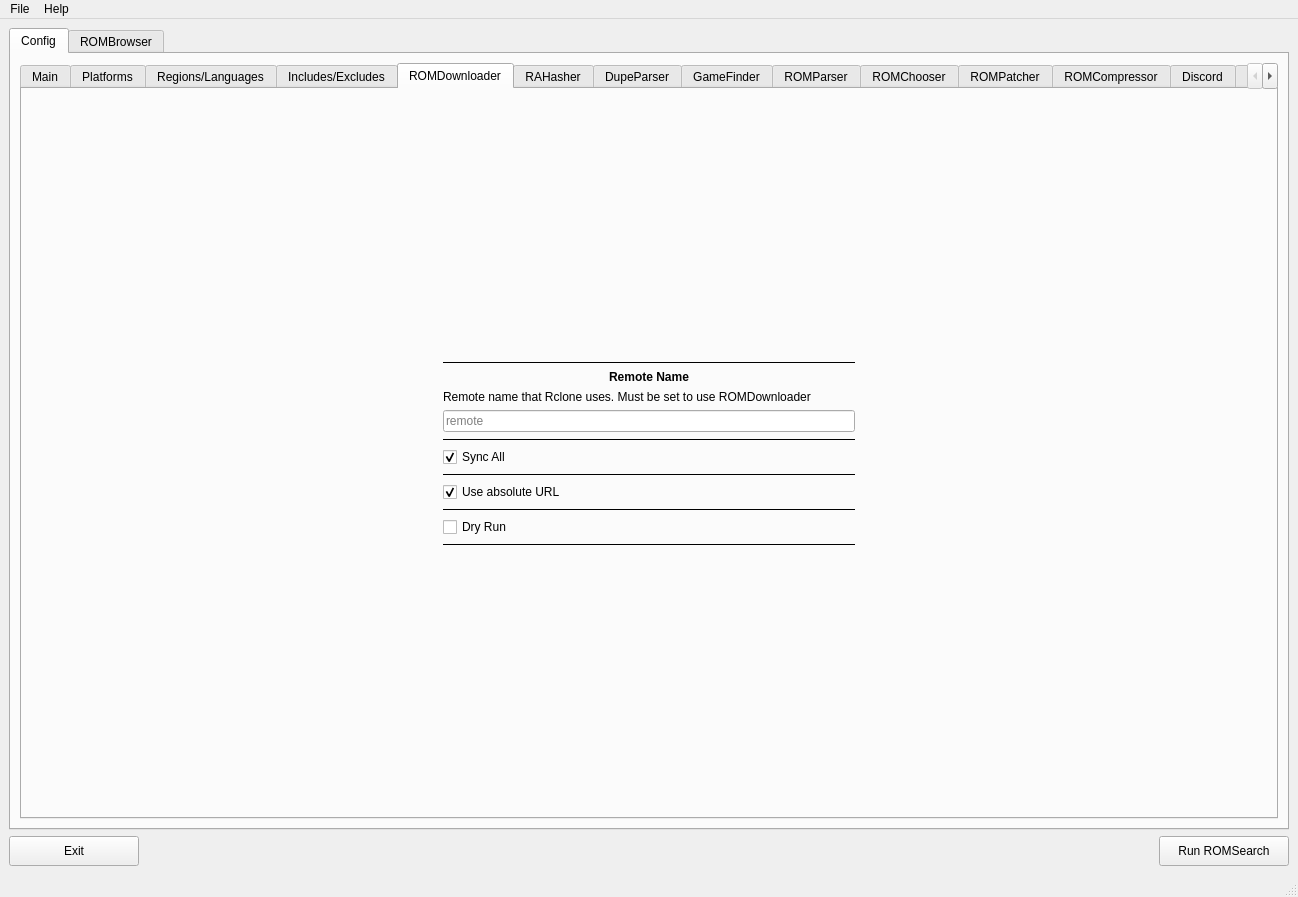
First picture: the form in romsearch/gui/layout_romsearch.ui, repository bbtufty/romsearch, before the edit.
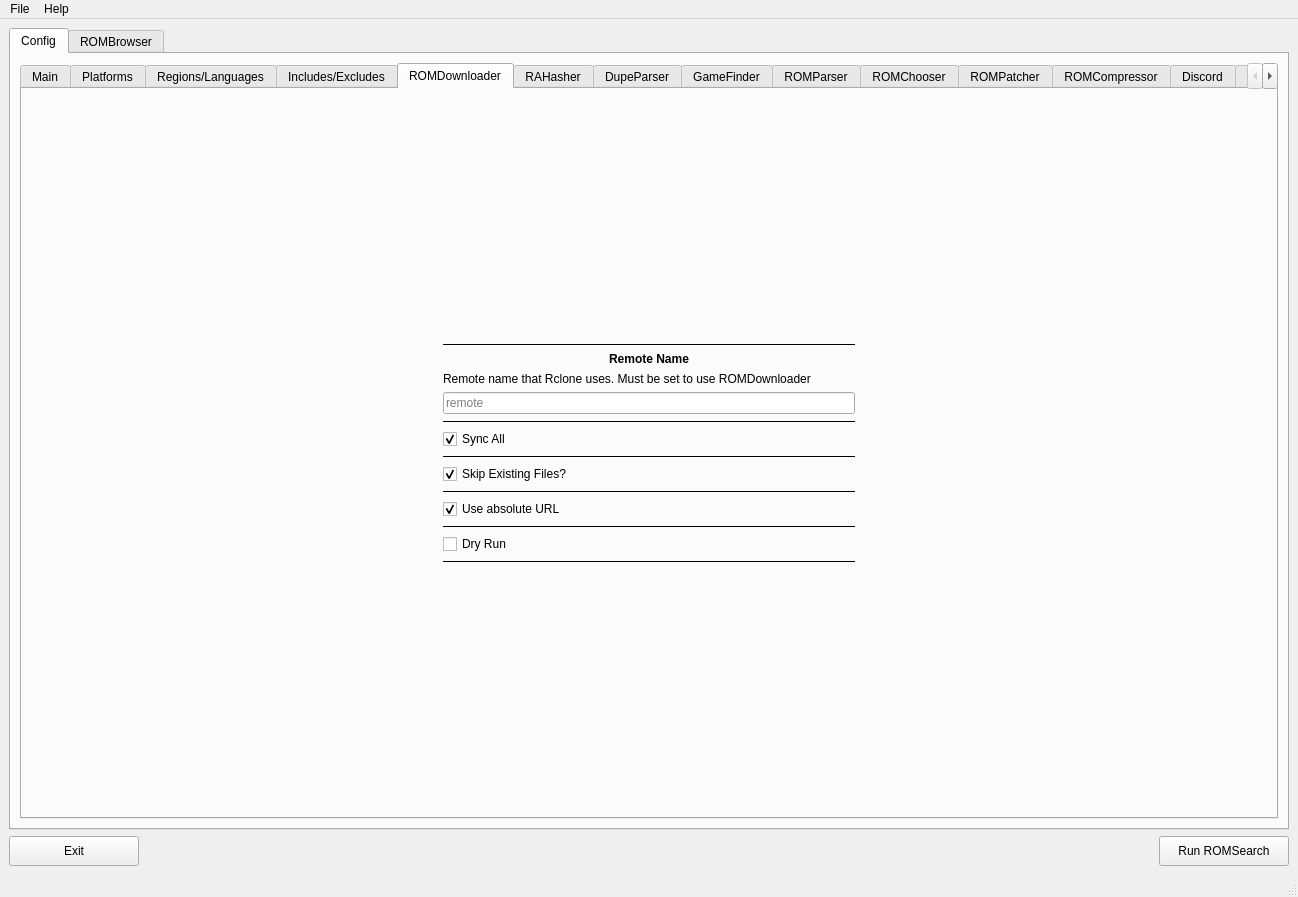
Second picture: the form after the edit. The open tabs and pages were chosen to show the change.

Commit message:
Skip existing files in rclone copy
- Add option (on by default) to skip rclone copy if file with same name already exists
- Update GUI

```diff
--- a/romsearch/gui/layout_romsearch.ui
+++ b/romsearch/gui/layout_romsearch.ui
@@ -1319,6 +1319,29 @@
                   </property>
                  </widget>
                 </item>
+                <item>
+                 <widget class="QCheckBox" name="checkBoxConfigRomDownloaderSkipExistingFiles">
+                  <property name="statusTip">
+                   <string>If running copy, then this will skip files that already match a name on disk</string>
+                  </property>
+                  <property name="text">
+                   <string>Skip Existing Files?</string>
+                  </property>
+                  <property name="checked">
+                   <bool>true</bool>
+                  </property>
+                 </widget>
+                </item>
+                <item>
+                 <widget class="Line" name="lineConfigRomDownloaderSkipExistingFilesBottom">
+                  <property name="frameShadow">
+                   <enum>QFrame::Shadow::Plain</enum>
+                  </property>
+                  <property name="orientation">
+                   <enum>Qt::Orientation::Horizontal</enum>
+                  </property>
+                 </widget>
+                </item>
                 <item>
                  <widget class="QCheckBox" name="checkBoxConfigRomDownloaderUseAbsoluteUrl">
                   <property name="statusTip">
```
The commit also changes 4 other files.
